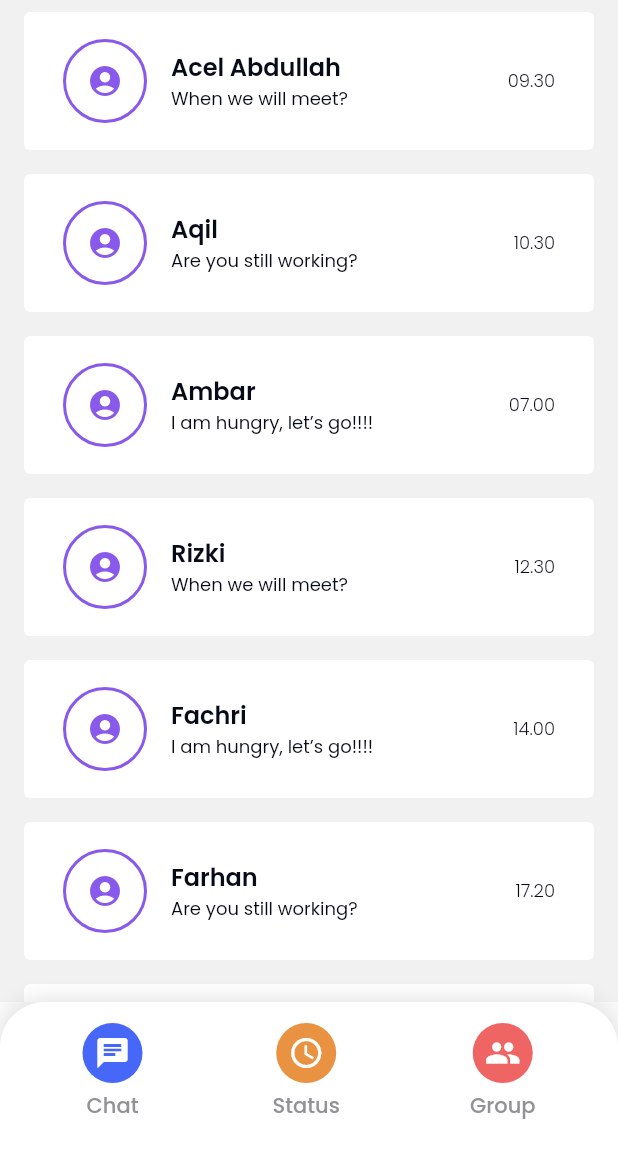
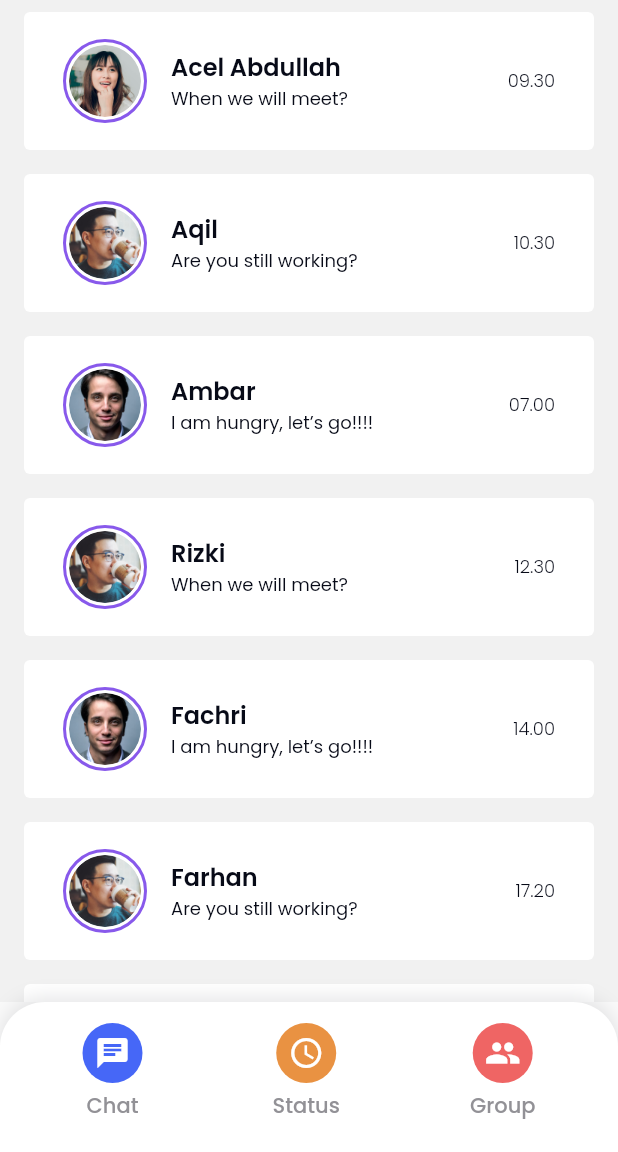
Before and after one commit to ilhamfathoni2/MyChat, a Flutter app: the screen it shows after launch, on a phone screen of 412 x 824 dp, the part 84-1236 px from its top. Run offline on Flutter 3.47's test engine with Material 2 defaults, Android fonts, the phone set to English and light mode, and no system bars; our stand-ins replace flutter_bloc, google_fonts.

Commit message:
refactor avatar

```diff
--- a/lib/main.dart
+++ b/lib/main.dart
@@ -14,47 +14,47 @@ class MyApp extends StatelessWidget {
         name: 'Acel Abdullah',
         shortMessage: 'When we will meet?',
         time: '09.30',
-    ),
+        image: 'assets/img/profilew1.png'),
     Contact(
         name: 'Aqil',
         shortMessage: 'Are you still working?',
         time: '10.30',
-    ),
+        image: 'assets/img/profilem2.png'),
     Contact(
         name: 'Ambar',
         shortMessage: 'I am hungry, let’s go!!!!',
         time: '07.00',
-    ),
+        image: 'assets/img/profilem1.png'),
     Contact(
         name: 'Rizki',
         shortMessage: 'When we will meet?',
         time: '12.30',
-    ),
+        image: 'assets/img/profilem2.png'),
     Contact(
         name: 'Fachri',
         shortMessage: 'I am hungry, let’s go!!!!',
         time: '14.00',
-    ),
+        image: 'assets/img/profilem1.png'),
     Contact(
         name: 'Farhan',
         shortMessage: 'Are you still working?',
         time: '17.20',
-    ),
+        image: 'assets/img/profilem2.png'),
     Contact(
         name: 'Fahmi',
         shortMessage: 'When we will meet?',
         time: '19.00',
-    ),
+        image: 'assets/img/profilem1.png'),
     Contact(
         name: 'Bujang',
         shortMessage: 'I am hungry, let’s go!!!!',
         time: '08.30',
-    ),
+        image: 'assets/img/profilem2.png'),
     Contact(
         name: 'Ujang',
         shortMessage: 'Are you still working?',
         time: '16.00',
-    ),
+        image: 'assets/img/profilem1.png'),
   ];
 
   MyApp({super.key});
@@ -123,9 +123,7 @@ class ContactCard extends StatelessWidget {
               radius: 24,
               backgroundColor: Colors.transparent,
               foregroundColor: kPrimaryColor,
-              child: const Icon(
-                Icons.account_circle_rounded,
-              ),
+              backgroundImage: AssetImage(contact.image),
             ),
           ),
           title: Text(contact.name,
--- a/lib/src/models/contact.dart
+++ b/lib/src/models/contact.dart
@@ -2,6 +2,12 @@ class Contact {
   final String name;
   final String shortMessage;
   final String time;
+  final String image;
 
-  Contact({required this.name, required this.shortMessage, required this.time});
+  Contact({
+    required this.name,
+    required this.shortMessage,
+    required this.time,
+    required this.image,
+  });
 }
--- a/pubspec.yaml
+++ b/pubspec.yaml
@@ -33,4 +33,4 @@ flutter:
   uses-material-design: true
 
   assets:
-    - assets/
+    - assets/img/
```
Lines whose indentation alone changed are shown as unchanged.
